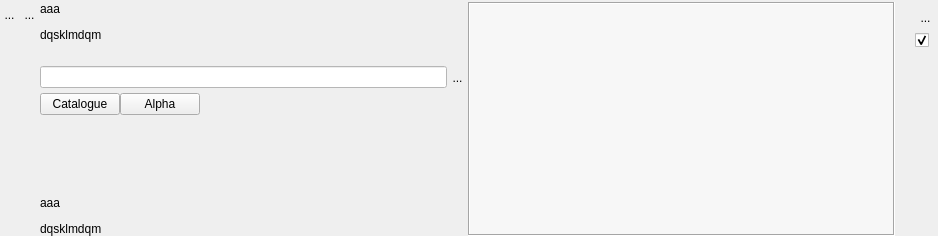
SalomePlatform/eficas_tools, file UiQT5/desWidgetPlusieursInto.ui: the form before one commit.
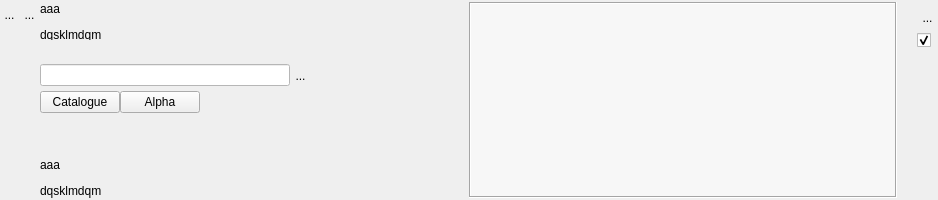
The form after the commit. Icons and pictures are not drawn. Custom widgets are drawn as their Qt base class.

Patch:
```diff
--- a/UiQT5/desWidgetPlusieursInto.ui
+++ b/UiQT5/desWidgetPlusieursInto.ui
@@ -7,7 +7,7 @@
     <x>0</x>
     <y>0</y>
     <width>938</width>
-    <height>236</height>
+    <height>200</height>
    </rect>
   </property>
   <property name="sizePolicy">
@@ -19,7 +19,7 @@
   <property name="minimumSize">
    <size>
     <width>0</width>
-    <height>60</height>
+    <height>200</height>
    </size>
   </property>
   <property name="windowTitle">
@@ -36,10 +36,10 @@
     <number>2</number>
    </property>
    <property name="rightMargin">
-    <number>2</number>
+    <number>0</number>
    </property>
    <property name="bottomMargin">
-    <number>0</number>
+    <number>2</number>
    </property>
    <item>
     <layout class="QVBoxLayout" name="verticalLayout_2">
@@ -198,8 +198,32 @@
      </item>
      <item>
       <layout class="QHBoxLayout" name="horizontalLayout_5">
+       <property name="spacing">
+        <number>0</number>
+       </property>
+       <item>
+        <layout class="QHBoxLayout" name="horizontalLayout_3"/>
+       </item>
        <item>
         <widget class="QLineEdit" name="LEFiltre">
+         <property name="sizePolicy">
+          <sizepolicy hsizetype="Fixed" vsizetype="Fixed">
+           <horstretch>0</horstretch>
+           <verstretch>0</verstretch>
+          </sizepolicy>
+         </property>
+         <property name="minimumSize">
+          <size>
+           <width>250</width>
+           <height>0</height>
+          </size>
+         </property>
+         <property name="maximumSize">
+          <size>
+           <width>250</width>
+           <height>16777215</height>
+          </size>
+         </property>
          <property name="styleSheet">
           <string notr="true">background:rgb(255,255,255)
 
@@ -242,6 +266,19 @@
          </property>
         </widget>
        </item>
+       <item>
+        <spacer name="horizontalSpacer_2">
+         <property name="orientation">
+          <enum>Qt::Horizontal</enum>
+         </property>
+         <property name="sizeHint" stdset="0">
+          <size>
+           <width>40</width>
+           <height>20</height>
+          </size>
+         </property>
+        </spacer>
+       </item>
       </layout>
      </item>
      <item>
@@ -279,7 +316,7 @@
           <x>0</x>
           <y>0</y>
           <width>300</width>
-          <height>122</height>
+          <height>95</height>
          </rect>
         </property>
         <layout class="QGridLayout" name="gridLayout_2">
@@ -410,8 +447,8 @@
        <rect>
         <x>0</x>
         <y>0</y>
-        <width>419</width>
-        <height>230</height>
+        <width>422</width>
+        <height>194</height>
        </rect>
       </property>
       <property name="sizePolicy">
@@ -427,15 +464,19 @@
        <property name="leftMargin">
         <number>0</number>
        </property>
-       <property name="topMargin">
-        <number>0</number>
-       </property>
-       <property name="rightMargin">
-        <number>0</number>
-       </property>
-       <property name="bottomMargin">
-        <number>0</number>
-       </property>
+       <item>
+        <spacer name="verticalSpacer_4">
+         <property name="orientation">
+          <enum>Qt::Vertical</enum>
+         </property>
+         <property name="sizeHint" stdset="0">
+          <size>
+           <width>20</width>
+           <height>40</height>
+          </size>
+         </property>
+        </spacer>
+       </item>
       </layout>
      </widget>
     </widget>
```
Left out of the diff: 23 changed lines with no effect on the pictures.
